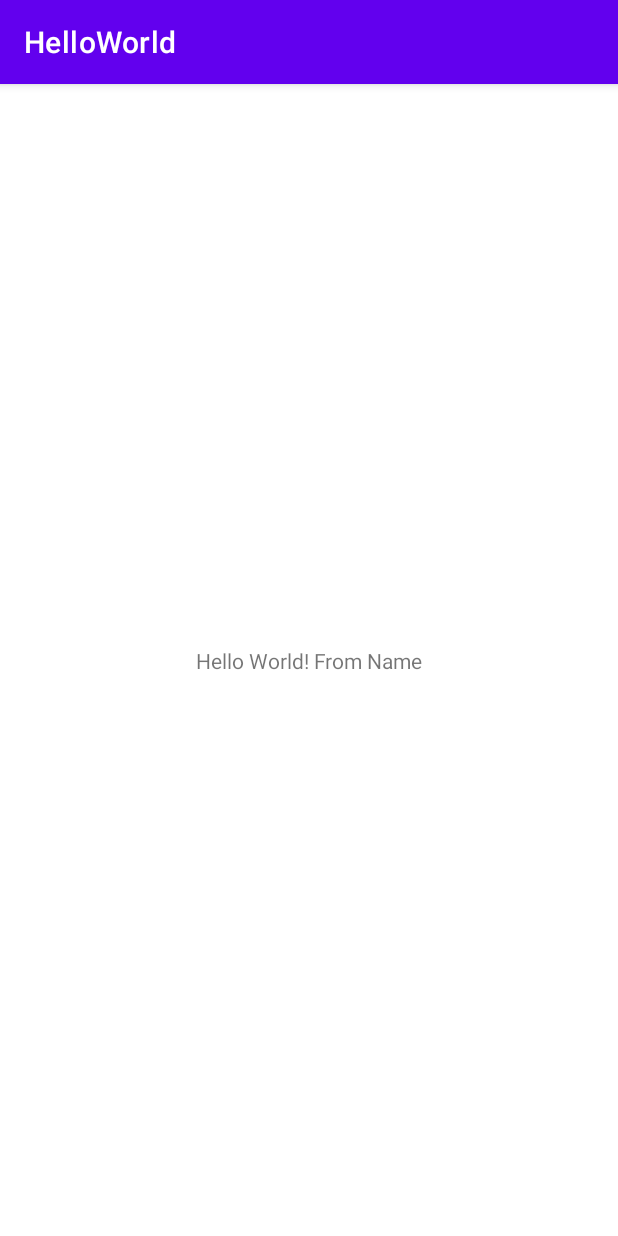
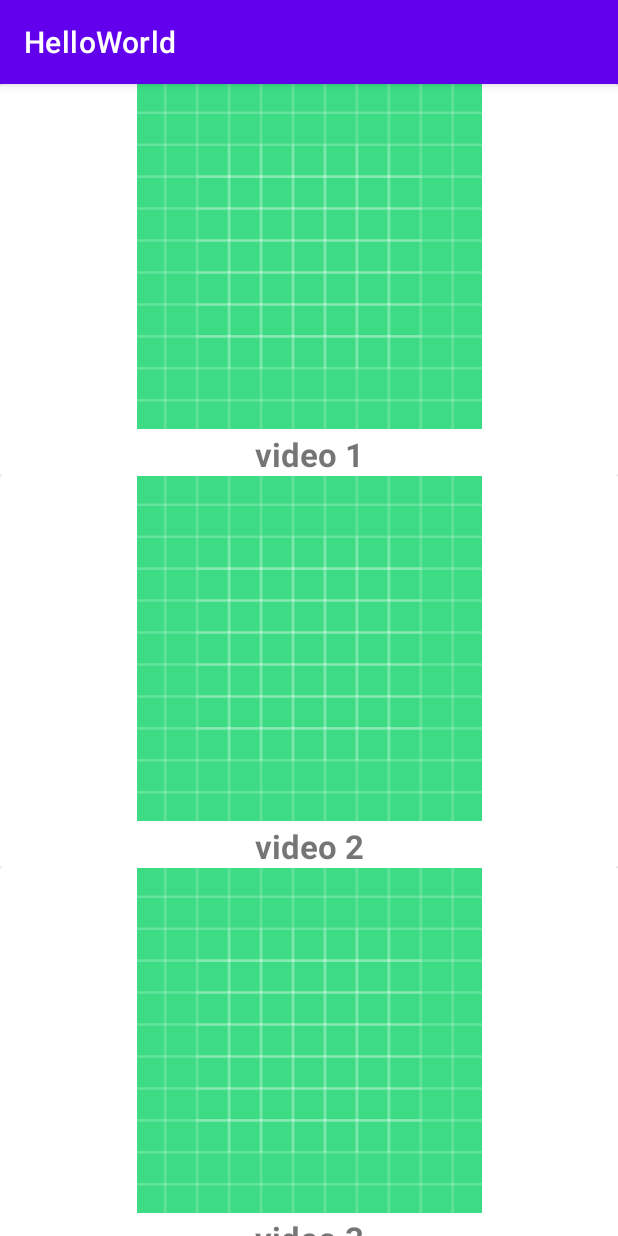
Before and after one commit to Mobile-Computing-Winter-2021/assignment0-vijayshekhar, an Android app: the screen it shows after launch (MainActivity), on a phone screen of 412 x 824 dp. Run offline under Robolectric (Android 15) with nearby library versions, the phone set to English and light mode, and no system bars.

Commit message:
initial recycler view created.

```diff
--- a/app/build.gradle
+++ b/app/build.gradle
@@ -33,6 +33,7 @@ dependencies {
     implementation 'androidx.appcompat:appcompat:1.1.0'
     implementation 'com.google.android.material:material:1.1.0'
     implementation 'androidx.constraintlayout:constraintlayout:1.1.3'
+    implementation 'androidx.legacy:legacy-support-v4:1.0.0'
     testImplementation 'junit:junit:4.+'
     androidTestImplementation 'androidx.test.ext:junit:1.1.1'
     androidTestImplementation 'androidx.test.espresso:espresso-core:3.2.0'
--- a/app/src/main/AndroidManifest.xml
+++ b/app/src/main/AndroidManifest.xml
@@ -9,7 +9,10 @@
         android:roundIcon="@mipmap/ic_launcher_round"
         android:supportsRtl="true"
         android:theme="@style/Theme.HelloWorld">
-        <activity android:name=".MainActivity">
+
+
+
+        <activity android:name=".Activities.MainActivity">
             <intent-filter>
                 <action android:name="android.intent.action.MAIN" />
 
--- /dev/null
+++ b/app/src/main/java/com/example/helloworld/Activities/MainActivity.java
@@ -0,0 +1,35 @@
+package com.example.helloworld.Activities;
+
+import android.os.Bundle;
+
+
+import androidx.annotation.Nullable;
+import androidx.appcompat.app.AppCompatActivity;
+import androidx.fragment.app.FragmentManager;
+import androidx.fragment.app.FragmentTransaction;
+
+import com.example.helloworld.Fragments.StudentListFragment;
+import com.example.helloworld.R;
+
+public class MainActivity extends AppCompatActivity {
+
+
+    @Override
+    protected void onCreate( Bundle savedInstanceState) {
+        super.onCreate(savedInstanceState);
+
+        setContentView(R.layout.activity_main);
+
+        loadFragment();
+    }
+
+
+
+    private void loadFragment() {
+        FragmentManager fragmentManager = getSupportFragmentManager();
+        FragmentTransaction fragmentTransaction = fragmentManager.beginTransaction();
+        fragmentTransaction.replace(R.id.MainContainer, new StudentListFragment());
+        fragmentTransaction.setTransition(FragmentTransaction.TRANSIT_FRAGMENT_OPEN);
+        fragmentTransaction.commit();
+    }
+}
--- /dev/null
+++ b/app/src/main/java/com/example/helloworld/Fragments/StudentListFragment.java
@@ -0,0 +1,69 @@
+package com.example.helloworld.Fragments;
+
+import android.os.Bundle;
+
+import androidx.annotation.NonNull;
+import androidx.annotation.Nullable;
+import androidx.fragment.app.Fragment;
+import androidx.recyclerview.widget.LinearLayoutManager;
+import androidx.recyclerview.widget.RecyclerView;
+
+import android.view.LayoutInflater;
+import android.view.View;
+import android.view.ViewGroup;
+
+import com.example.helloworld.R;
+import com.example.helloworld.Students;
+import com.example.helloworld.adaptors.ItemAdaptor;
+
+import java.util.ArrayList;
+import java.util.List;
+
+
+public class StudentListFragment extends Fragment {
+
+
+    public StudentListFragment() {
+        // Required empty public constructor
+    }
+
+    RecyclerView recyclerView;
+    List<Students> itemList;
+
+    @Nullable
+    @Override
+    public View onCreateView(@NonNull LayoutInflater inflater, @Nullable ViewGroup container, @Nullable Bundle savedInstanceState) {
+         super.onCreateView(inflater, container, savedInstanceState);
+
+
+        View view=inflater.inflate(R.layout.student_list_fragment, container, false);
+
+        recyclerView=view.findViewById(R.id.recycler);
+        recyclerView.setHasFixedSize(true);
+        recyclerView.setLayoutManager(new LinearLayoutManager(getContext()));
+
+//        initData();
+
+        recyclerView.setAdapter(new ItemAdaptor(initData()));
+
+
+
+        return view;
+    }
+
+    private List<Students> initData() {
+
+        itemList=new ArrayList<>();
+        itemList.add(new Students(R.drawable.ic_launcher_background,"video 1"));
+        itemList.add(new Students(R.drawable.ic_launcher_background,"video 2"));
+        itemList.add(new Students(R.drawable.ic_launcher_background,"video 3"));
+        itemList.add(new Students(R.drawable.ic_launcher_background,"video 4"));
+        itemList.add(new Students(R.drawable.ic_launcher_background,"video 5"));
+
+
+        return itemList;
+    }
+
+
+
+    }
--- a/app/src/main/java/com/example/helloworld/MainActivity.java
+++ /dev/null
@@ -1,14 +0,0 @@
-package com.example.helloworld;
-
-import androidx.appcompat.app.AppCompatActivity;
-
-import android.os.Bundle;
-
-public class MainActivity extends AppCompatActivity {
-
-    @Override
-    protected void onCreate(Bundle savedInstanceState) {
-        super.onCreate(savedInstanceState);
-        setContentView(R.layout.activity_main);
-    }
-}
--- /dev/null
+++ b/app/src/main/java/com/example/helloworld/Students.java
@@ -0,0 +1,28 @@
+package com.example.helloworld;
+
+public class Students {
+
+    int image;
+    String name;
+
+    public Students(int image, String name) {
+        this.image = image;
+        this.name = name;
+    }
+
+    public int getImage() {
+        return image;
+    }
+
+    public void setImage(int image) {
+        this.image = image;
+    }
+
+    public String getName() {
+        return name;
+    }
+
+    public void setName(String name) {
+        this.name = name;
+    }
+}
--- /dev/null
+++ b/app/src/main/java/com/example/helloworld/adaptors/ItemAdaptor.java
@@ -0,0 +1,61 @@
+package com.example.helloworld.adaptors;
+
+import android.view.LayoutInflater;
+import android.view.View;
+import android.view.ViewGroup;
+import android.widget.ImageView;
+import android.widget.TextView;
+
+import androidx.annotation.NonNull;
+import androidx.recyclerview.widget.RecyclerView;
+
+import com.example.helloworld.R;
+import com.example.helloworld.Students;
+
+import java.util.List;
+
+public class ItemAdaptor extends RecyclerView.Adapter<ItemAdaptor.ViewHolder> {
+
+    List<Students> itemList1;
+    public ItemAdaptor(List<Students> itemList)  {
+
+        this.itemList1 = itemList;
+    }
+
+    @NonNull
+    @Override
+    public ItemAdaptor.ViewHolder onCreateViewHolder(@NonNull ViewGroup parent, int viewType) {
+        View view = LayoutInflater.from(parent.getContext()).inflate(R.layout.row_items,parent,false);
+        ViewHolder viewHolder = new ViewHolder(view);
+
+        return viewHolder;
+    }
+
+    @Override
+    public void onBindViewHolder(@NonNull ItemAdaptor.ViewHolder holder, int position) {
+
+        holder.itemImage.setImageResource(itemList1.get(position).getImage());
+        holder.itemText.setText(itemList1.get(position).getName());
+
+    }
+
+    @Override
+    public int getItemCount() {
+        return itemList1.size();
+    }
+
+    public class ViewHolder extends RecyclerView.ViewHolder {
+
+        ImageView itemImage;
+        TextView itemText;
+
+        public ViewHolder(@NonNull View itemView) {
+            super(itemView);
+
+            itemImage = itemView.findViewById(R.id.itemImg);
+            itemText = itemView.findViewById(R.id.itemName);
+
+
+        }
+    }
+}
--- a/app/src/main/res/layout/activity_main.xml
+++ b/app/src/main/res/layout/activity_main.xml
@@ -1,18 +1,20 @@
 <?xml version="1.0" encoding="utf-8"?>
-<androidx.constraintlayout.widget.ConstraintLayout xmlns:android="http://schemas.android.com/apk/res/android"
-    xmlns:app="http://schemas.android.com/apk/res-auto"
-    xmlns:tools="http://schemas.android.com/tools"
-    android:layout_width="match_parent"
+<ScrollView android:layout_width="match_parent"
     android:layout_height="match_parent"
-    tools:context=".MainActivity">
+    xmlns:android="http://schemas.android.com/apk/res/android" >
 
-    <TextView
-        android:layout_width="wrap_content"
-        android:layout_height="wrap_content"
-        android:text="@string/greeting_text"
-        app:layout_constraintBottom_toBottomOf="parent"
-        app:layout_constraintLeft_toLeftOf="parent"
-        app:layout_constraintRight_toRightOf="parent"
-        app:layout_constraintTop_toTopOf="parent" />
 
-</androidx.constraintlayout.widget.ConstraintLayout>
+
+
+    <FrameLayout xmlns:android="http://schemas.android.com/apk/res/android"
+        xmlns:app="http://schemas.android.com/apk/res-auto"
+        xmlns:tools="http://schemas.android.com/tools"
+        android:layout_width="match_parent"
+        android:layout_height="match_parent"
+        android:id="@+id/MainContainer"
+        tools:context= ".Activities.MainActivity">
+
+    </FrameLayout>
+
+
+</ScrollView>
--- /dev/null
+++ b/app/src/main/res/layout/row_items.xml
@@ -0,0 +1,47 @@
+<?xml version="1.0" encoding="utf-8"?>
+<RelativeLayout xmlns:android="http://schemas.android.com/apk/res/android"
+    android:layout_width="match_parent" android:layout_height="wrap_content">
+
+    <androidx.cardview.widget.CardView
+        android:layout_width="match_parent"
+        android:layout_height="wrap_content">
+        <LinearLayout
+            android:layout_width="match_parent"
+            android:layout_height="wrap_content"
+            android:orientation="vertical"
+            android:id="@+id/layout_id1">
+
+            <ImageView
+                android:layout_width="match_parent"
+                android:layout_height="230dp"
+                android:id="@+id/itemImg"
+                android:src="@drawable/ic_launcher_background"/>
+
+            <TextView
+                android:layout_width="match_parent"
+                android:layout_height="wrap_content"
+                android:id="@+id/itemName"
+                android:text="name"
+                android:gravity="center"
+                android:layout_marginTop="2dp"
+                android:textStyle="bold"
+                android:textSize="22dp"/>
+
+<!--            <Button-->
+<!--                android:id="@+id/button1"-->
+<!--                android:layout_width="fill_parent"-->
+<!--                android:layout_height="wrap_content"-->
+<!--                android:layout_weight="1"-->
+<!--                android:text="Button" />-->
+
+<!--            <Button-->
+<!--                android:id="@+id/button2"-->
+<!--                android:layout_width="fill_parent"-->
+<!--                android:layout_weight="1"-->
+<!--                android:layout_height="wrap_content"-->
+<!--                android:text="Button" />-->
+
+        </LinearLayout>
+
+    </androidx.cardview.widget.CardView>
+</RelativeLayout>
--- /dev/null
+++ b/app/src/main/res/layout/student_list_fragment.xml
@@ -0,0 +1,17 @@
+<?xml version="1.0" encoding="utf-8"?>
+<FrameLayout xmlns:android="http://schemas.android.com/apk/res/android"
+    xmlns:tools="http://schemas.android.com/tools"
+    android:layout_width="match_parent"
+    android:layout_height="match_parent"
+    tools:context=".Fragments.StudentListFragment">
+
+    <androidx.recyclerview.widget.RecyclerView
+        android:layout_width="match_parent"
+        android:layout_height="wrap_content"
+        android:id="@+id/recycler" />
+
+
+
+
+
+</FrameLayout>
--- a/app/src/main/res/values/strings.xml
+++ b/app/src/main/res/values/strings.xml
@@ -1,4 +1,6 @@
 <resources>
     <string name="app_name">HelloWorld</string>
     <string name="greeting_text">Hello World! "From Name" </string>
+    <!-- TODO: Remove or change this placeholder text -->
+    <string name="hello_blank_fragment">Hello blank fragment</string>
 </resources>
```
Also changed, not shown: 1 other file.
